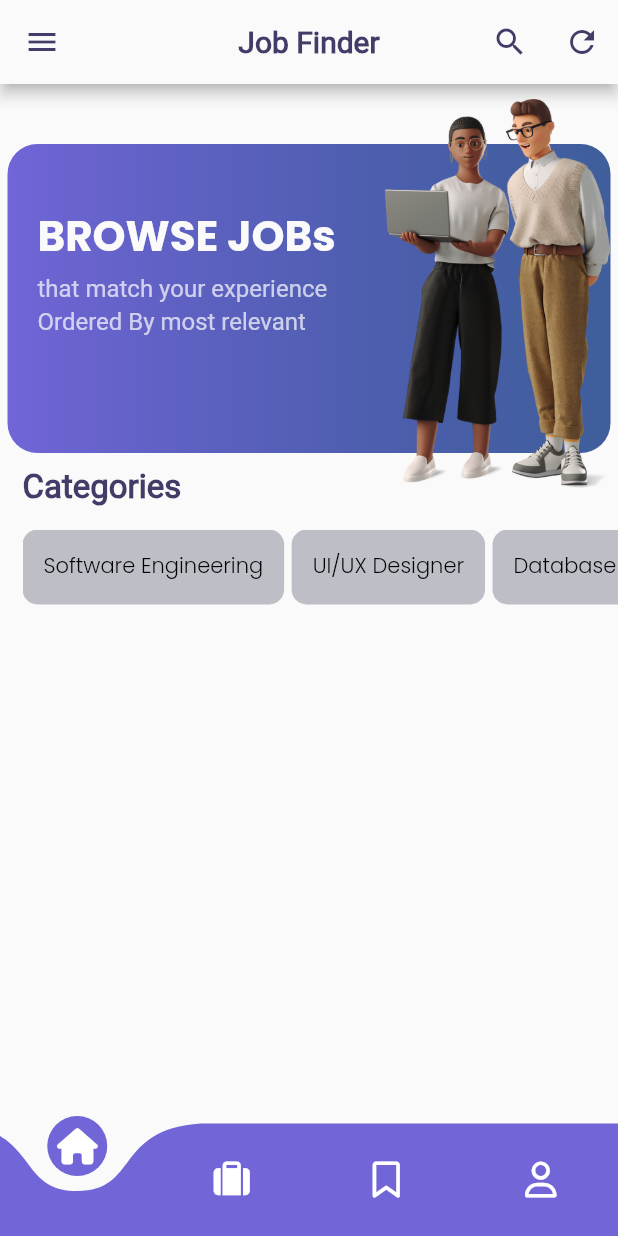
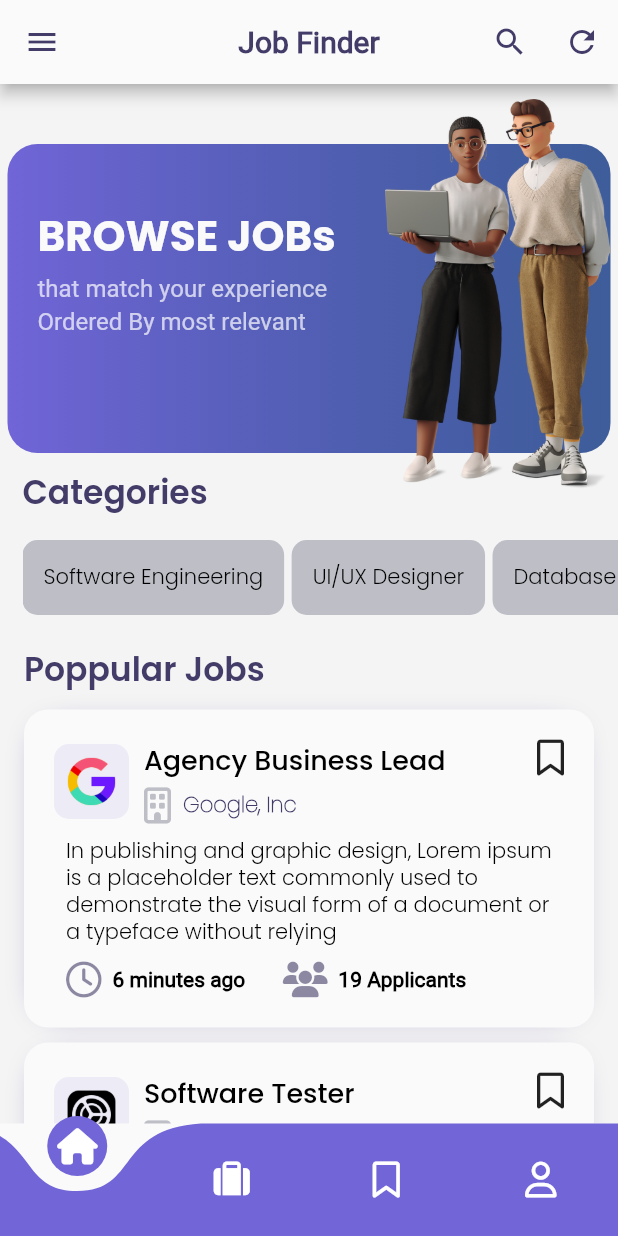
Before and after one commit to ENG-CJ/Job-Finder-App, a Flutter app: the screen it shows after launch, on a phone screen of 412 x 824 dp. Run offline on Flutter 3.47's test engine with Material 2 defaults, Android fonts, the phone set to English and light mode, and no system bars; drawn by our look-alikes of curved_navigation_bar; our stand-ins replace font_awesome_flutter, timeago.

Commit message:
creating home page and added the list of jobs and categories available

```diff
--- /dev/null
+++ b/lib/modals/jobs/job_modal.dart
@@ -0,0 +1,13 @@
+class Job {
+  String jobTitle, corporation, companyLogoPath, jobDescription,timePosted;
+  int numberOfApplicants;
+
+  Job({
+    required this.jobTitle,
+    required this.corporation,
+    required this.companyLogoPath,
+    required this.jobDescription,
+    required this.numberOfApplicants,
+    required this.timePosted
+  });
+}
--- /dev/null
+++ b/lib/util/icon_image.dart
@@ -0,0 +1,30 @@
+import 'package:flutter/cupertino.dart';
+
+import '../consts/colors.dart';
+
+class IconImage extends StatelessWidget {
+  final Color? backgroundColor;
+  final String iconImagePath;
+  final double? iconRadius, width, height;
+
+  const IconImage(
+      {super.key,
+      required this.iconImagePath,
+      this.height,
+      this.width,
+      this.backgroundColor,
+      this.iconRadius});
+
+  @override
+  Widget build(BuildContext context) {
+    return Container(
+      padding: EdgeInsets.all(6),
+      width: width??50,
+      height: height??50,
+      decoration: BoxDecoration(
+          color: backgroundColor??colors['primary']!.withOpacity(0.1),
+          borderRadius: BorderRadius.circular(iconRadius??10)),
+      child: Image.asset(iconImagePath),
+    );
+  }
+}
--- /dev/null
+++ b/lib/util/icon_text.dart
@@ -0,0 +1,26 @@
+import 'package:flutter/cupertino.dart';
+import 'package:font_awesome_flutter/font_awesome_flutter.dart';
+import 'package:job_finder/util/text.dart';
+
+import '../consts/colors.dart';
+import 'helpers/text_helper.dart';
+
+class IconText extends StatelessWidget {
+  final IconData icon;
+  final String? iconLabel;
+  final Color? iconColor;
+  const IconText({super.key,required this.icon,this.iconColor,this.iconLabel});
+
+  @override
+  Widget build(BuildContext context) {
+    return Row(
+      children: [
+        FaIcon(icon,color: iconColor?? colors['secondary']!.withOpacity(0.6),),
+        SizedBox(width: 7,),
+        CText(text: iconLabel??"", decorations: TextDecorations(
+            weight: FontWeight.bold
+        ),),
+      ],
+    );
+  }
+}
--- /dev/null
+++ b/lib/views/components/job_card.dart
@@ -0,0 +1,72 @@
+import 'package:flutter/cupertino.dart';
+import 'package:font_awesome_flutter/font_awesome_flutter.dart';
+import 'package:job_finder/modals/jobs/job_modal.dart';
+
+import '../../consts/colors.dart';
+import '../../util/helpers/text_helper.dart';
+import '../../util/icon_text.dart';
+import '../../util/text.dart';
+import 'job_header.dart';
+import 'package:timeago/timeago.dart' as timeago;
+
+
+class JobCard extends StatelessWidget {
+  final Job job;
+  const JobCard({
+    super.key,
+    required this.job
+  });
+
+ @override
+  Widget build(BuildContext context) {
+    return Container(
+      width: double.maxFinite,
+      padding: const EdgeInsets.all(20),
+      margin: const EdgeInsets.only(left: 16, top: 10, right: 16),
+      decoration: BoxDecoration(
+          boxShadow: [
+            BoxShadow(
+              color: const Color(0xFFa197c4).withOpacity(1),
+              offset: const Offset(-1, 1),
+              blurRadius: 16,
+              spreadRadius: -10,
+            ),
+          ],
+          color: colors['white-color'],
+          borderRadius: const BorderRadius.all(Radius.circular(16))),
+      child: Column(
+        children: [
+           JobHeader(
+            company: job.corporation,
+            jobTitle: job.jobTitle,
+             logo: job.companyLogoPath,
+          ),
+          Padding(
+            padding: const EdgeInsets.only(top: 10, left: 8, right: 8),
+            child: CText(
+                decorations:
+                TextDecorations(height: 1.3, family: "Poppins Light"),
+                text: job.jobDescription)),
+           Padding(
+            padding: EdgeInsets.only(top: 10, left: 8, right: 8),
+            child: Row(
+              children: [
+                IconText(
+                  icon: FontAwesomeIcons.clock,
+                  iconLabel: job.timePosted,
+                ),
+                SizedBox(
+                  width: 25,
+                ),
+                IconText(
+                  icon: FontAwesomeIcons.users,
+                  iconLabel:'${job.numberOfApplicants} Applicants',
+                ),
+              ],
+            ),
+          )
+        ],
+      ),
+    );
+  }
+}
--- /dev/null
+++ b/lib/views/components/job_header.dart
@@ -0,0 +1,59 @@
+import 'package:flutter/cupertino.dart';
+import 'package:font_awesome_flutter/font_awesome_flutter.dart';
+
+import '../../consts/colors.dart';
+import '../../util/helpers/text_helper.dart';
+import '../../util/icon_image.dart';
+import '../../util/text.dart';
+
+class JobHeader extends StatelessWidget {
+  final String jobTitle,company,logo;
+  const JobHeader({
+    super.key,
+    required this.jobTitle,
+    required this.company,
+    required this.logo,
+  });
+
+  @override
+  Widget build(BuildContext context) {
+    return Row(
+      crossAxisAlignment: CrossAxisAlignment.start,
+      mainAxisAlignment: MainAxisAlignment.spaceBetween,
+      children: [
+        Row(
+          children: [
+            IconImage(iconImagePath: logo),
+            SizedBox(width: 10,),
+            Column(
+              crossAxisAlignment: CrossAxisAlignment.start,
+              children: [
+                CText(text: jobTitle,
+                  decorations: TextDecorations(
+                      fontSize: 18,
+                      family: "Poppins Medium"
+                  ),),
+                SizedBox(height: 5,),
+                Row(
+                  children: [
+                    FaIcon(FontAwesomeIcons.building,
+                      color: colors['light-grey'],),
+                    SizedBox(width: 8,),
+                    CText(text: company,
+                      decorations: TextDecorations(
+                          color: colors['secondary'] as Color,
+                          family: "Poppins Thin",
+                          weight: FontWeight.bold
+                      ),),
+                  ],
+                )
+              ],
+
+            )
+          ],
+        ),
+        FaIcon(FontAwesomeIcons.bookmark)
+      ],
+    );
+  }
+}
--- a/lib/views/pages/home_page.dart
+++ b/lib/views/pages/home_page.dart
@@ -4,10 +4,16 @@ import 'package:flutter/material.dart';
 import 'package:font_awesome_flutter/font_awesome_flutter.dart';
 import 'package:job_finder/consts/colors.dart';
 import 'package:job_finder/util/helpers/text_helper.dart';
+import 'package:job_finder/util/icon_text.dart';
 import 'package:job_finder/util/text.dart';
 import 'package:job_finder/views/components/banner_top.dart';
 
+import '../../modals/jobs/job_modal.dart';
 import '../../util/categories.dart';
+import '../components/job_card.dart';
+import '../components/job_header.dart';
+import 'package:timeago/timeago.dart' as timeago;
+
 
 class Home extends StatelessWidget {
   const Home({super.key});
@@ -19,10 +25,27 @@ class Home extends StatelessWidget {
     "Analytical",
     "Help Desk"
   ];
+  static List<Job> jobs=[
+    Job(jobTitle: "Agency Business Lead", corporation: "Google, Inc", companyLogoPath: "assets/google.png",
+        jobDescription: "In publishing and graphic design, Lorem ipsum is a placeholder text commonly used to demonstrate the visual form of a document or a typeface without relying",
+        numberOfApplicants: 19 ,
+        timePosted: timeago.format(DateTime.now().subtract(Duration(minutes: 6)))),
+
+    Job(jobTitle: "Software Tester", corporation: "Afro Tech", companyLogoPath: "assets/afro.png",
+        jobDescription: "In publishing and graphic design, Lorem ipsum is a placeholder text commonly used to demonstrate",
+        numberOfApplicants: 100 ,
+        timePosted: timeago.format(DateTime.now().subtract(Duration(days: 2)))),
+
+    Job(jobTitle: "Social Media Marketer", corporation: "Hilaal, Inc", companyLogoPath: "assets/hilal.png",
+        jobDescription: "In publishing and graphic design, Lorem ipsum is a placeholder text commonly used to demonstrate",
+        numberOfApplicants: 300 ,
+        timePosted: timeago.format(DateTime.now().subtract(Duration(days: 6))))
+  ];
 
   @override
   Widget build(BuildContext context) {
     return Scaffold(
+      backgroundColor: Color(0xfff4f4f4),
       appBar: AppBar(
         backgroundColor: colors['white-color'],
         foregroundColor: colors['secondary'],
@@ -44,16 +67,27 @@ class Home extends StatelessWidget {
         color: colors['primary'] as Color,
         animationCurve: Curves.ease,
         items: [
-
-        FaIcon(FontAwesomeIcons.house,color: Colors.white,),
-        FaIcon(FontAwesomeIcons.suitcase,color: Colors.white,),
-        FaIcon(FontAwesomeIcons.bookmark,color: Colors.white,),
-        FaIcon(FontAwesomeIcons.user,color: Colors.white,),
-
+          FaIcon(
+            FontAwesomeIcons.house,
+            color: Colors.white,
+          ),
+          FaIcon(
+            FontAwesomeIcons.suitcase,
+            color: Colors.white,
+          ),
+          FaIcon(
+            FontAwesomeIcons.bookmark,
+            color: Colors.white,
+          ),
+          FaIcon(
+            FontAwesomeIcons.user,
+            color: Colors.white,
+          ),
         ],
       ),
       drawer: Drawer(),
-      body: Column(
+      body: SingleChildScrollView(
+        child: Column(
           crossAxisAlignment: CrossAxisAlignment.start,
           children: [
             TopBanner(),
@@ -64,8 +98,7 @@ class Home extends StatelessWidget {
                 decorations: TextDecorations(
                     color: colors['secondary'] as Color,
                     fontSize: 22,
-                weight: FontWeight.bold,
-              ),
+                    family: "Poppins SemiBold"),
               ),
             ),
             Padding(
@@ -92,8 +125,26 @@ class Home extends StatelessWidget {
                   ],
                 ),
               ),
-          )
+            ),
+            Padding(
+              padding: EdgeInsets.only(top: 20, left: 16),
+              child: CText(
+                text: "Poppular Jobs",
+                decorations: TextDecorations(
+                    color: colors['secondary'] as Color,
+                    fontSize: 22,
+                    family: "Poppins SemiBold"),
+              ),
+            ),
+            ListView.builder(
+              itemCount: jobs.length,
+              shrinkWrap: true,
+                primary: false,
+                itemBuilder: (_,index){
+                return JobCard(job: jobs[index]);
+                })
           ],
+        ),
       ),
     );
   }
--- a/pubspec.yaml
+++ b/pubspec.yaml
@@ -37,6 +37,7 @@ dependencies:
   cupertino_icons: ^1.0.2
   curved_navigation_bar: ^1.0.3
   font_awesome_flutter: ^10.5.0
+  timeago: ^3.5.0
 
 dev_dependencies:
   flutter_test:
```
Also changed, not shown: assets/afro.png (added), assets/google.png (added), assets/hilal.png (added), pubspec.lock. Lines whose indentation alone changed are shown as unchanged.
